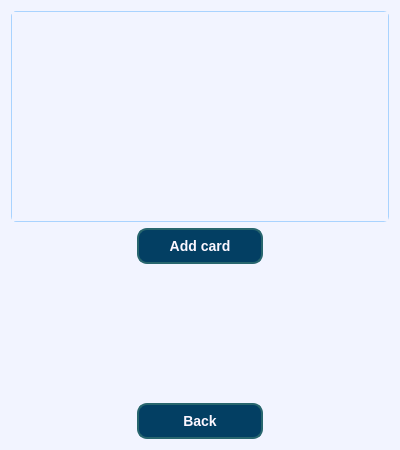
This is course_work/source/menu/Lists menu/cards_window.ui in R-Kiselev/Lab1 as Qt 5 draws it before an edit. The edited form follows.
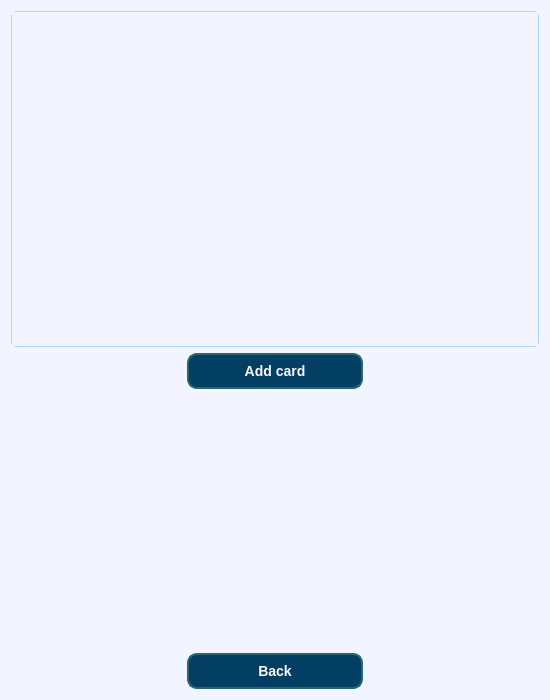
This is the edited form.

What changed in the file:
```diff
--- a/course_work/source/menu/Lists menu/cards_window.ui
+++ b/course_work/source/menu/Lists menu/cards_window.ui
@@ -6,8 +6,8 @@
    <rect>
     <x>0</x>
     <y>0</y>
-    <width>400</width>
-    <height>450</height>
+    <width>550</width>
+    <height>700</height>
    </rect>
   </property>
   <property name="windowTitle">
@@ -120,8 +120,8 @@
        <rect>
         <x>0</x>
         <y>0</y>
-        <width>380</width>
-        <height>211</height>
+        <width>530</width>
+        <height>336</height>
        </rect>
       </property>
      </widget>
```
Left out of the diff: 10 changed lines with no effect on the pictures.
